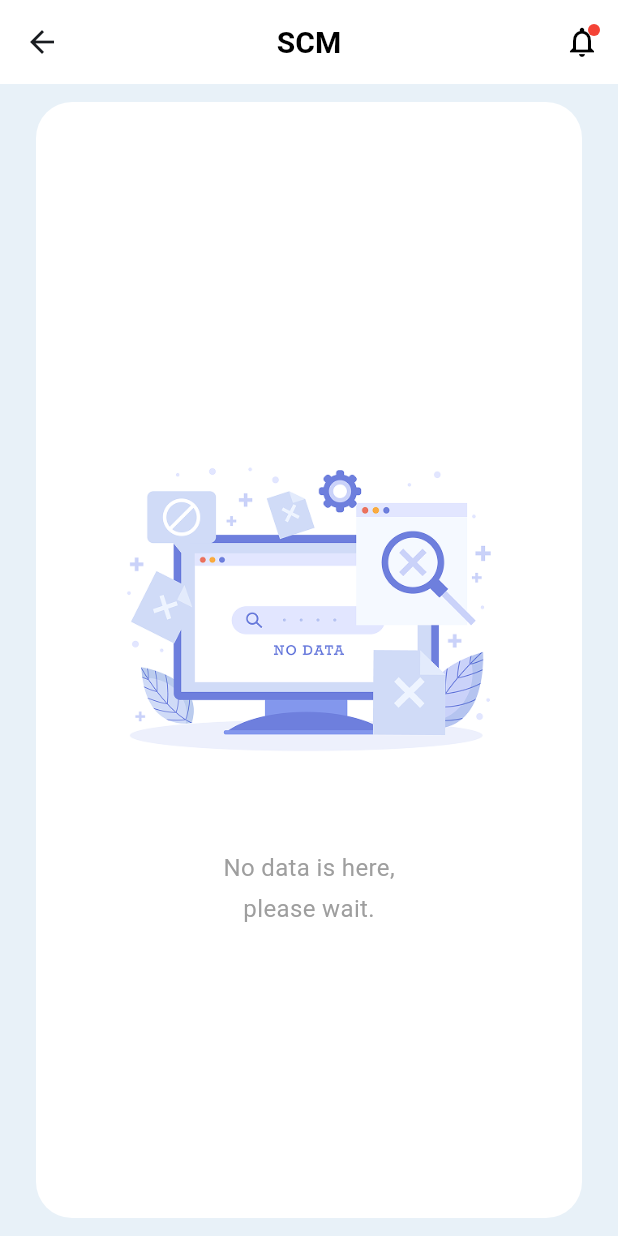
After one commit to Iftikhar-Shams-Niloy/flutter_control_and_monitoring_system, a Flutter app: the MenuScreen screen opened directly, on a phone screen of 412 x 824 dp. The commit adds this screen. Run offline on Flutter 3.47's test engine with Material 3 defaults, Android fonts, the phone set to English and light mode, and no system bars.

Commit message:
Add MenuScreen and enhance MenuCard with onTap functionality for navigation

```diff
--- /dev/null
+++ b/lib/screens/menu_screen.dart
@@ -0,0 +1,109 @@
+import 'package:flutter/material.dart';
+
+class MenuScreen extends StatelessWidget {
+  const MenuScreen({super.key});
+
+  @override
+  Widget build(BuildContext context) {
+    return Scaffold(
+      backgroundColor: const Color(0xFFE8F1F8),
+      appBar: AppBar(
+        backgroundColor: Colors.white,
+        elevation: 0,
+        title: const Text(
+          'SCM',
+          style: TextStyle(
+            color: Colors.black,
+            fontSize: 20,
+            fontWeight: FontWeight.w600,
+          ),
+        ),
+        centerTitle: true,
+        actions: [
+          Stack(
+            children: [
+              IconButton(
+                icon: const Icon(
+                  Icons.notifications_outlined,
+                  color: Colors.black,
+                ),
+                onPressed: () {},
+              ),
+              Positioned(
+                right: 12,
+                top: 12,
+                child: Container(
+                  width: 8,
+                  height: 8,
+                  decoration: const BoxDecoration(
+                    color: Colors.red,
+                    shape: BoxShape.circle,
+                  ),
+                ),
+              ),
+            ],
+          ),
+        ],
+      ),
+      body: SafeArea(
+        child: Center(
+          child: Container(
+            height: double.infinity,
+            width: double.infinity,
+            margin: const EdgeInsets.symmetric(vertical: 12, horizontal: 24),
+            padding: const EdgeInsets.all(32),
+            decoration: BoxDecoration(
+              color: Colors.white,
+              borderRadius: BorderRadius.circular(24),
+            ),
+            child: Column(
+              mainAxisAlignment: MainAxisAlignment.center,
+              mainAxisSize: MainAxisSize.min,
+              children: [
+                Image.asset(
+                  'assets/images/no_data.png',
+                  width: 280,
+                  height: 280,
+                  fit: BoxFit.contain,
+                  errorBuilder: (context, error, stackTrace) {
+                    return Container(
+                      width: 280,
+                      height: 280,
+                      decoration: BoxDecoration(
+                        color: Colors.grey[200],
+                        borderRadius: BorderRadius.circular(12),
+                      ),
+                      child: const Icon(
+                        Icons.image_not_supported,
+                        size: 64,
+                        color: Colors.grey,
+                      ),
+                    );
+                  },
+                ),
+                const SizedBox(height: 24),
+                const Text(
+                  'No data is here,',
+                  style: TextStyle(
+                    fontSize: 16,
+                    color: Colors.grey,
+                    fontWeight: FontWeight.w400,
+                  ),
+                ),
+                const SizedBox(height: 4),
+                const Text(
+                  'please wait.',
+                  style: TextStyle(
+                    fontSize: 16,
+                    color: Colors.grey,
+                    fontWeight: FontWeight.w400,
+                  ),
+                ),
+              ],
+            ),
+          ),
+        ),
+      ),
+    );
+  }
+}
```
Also changed, not shown: lib/screens/dashboard_screen.dart (+55 -6 lines), lib/widgets/menu_card.dart (+6 -2 lines), assets/icons/notification_on_icon.png (added).
